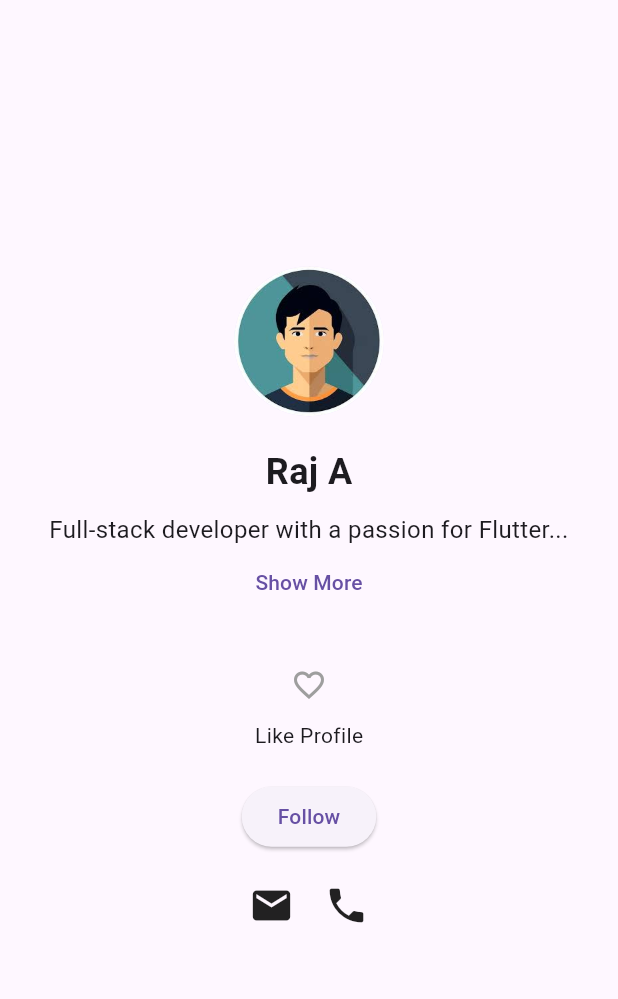
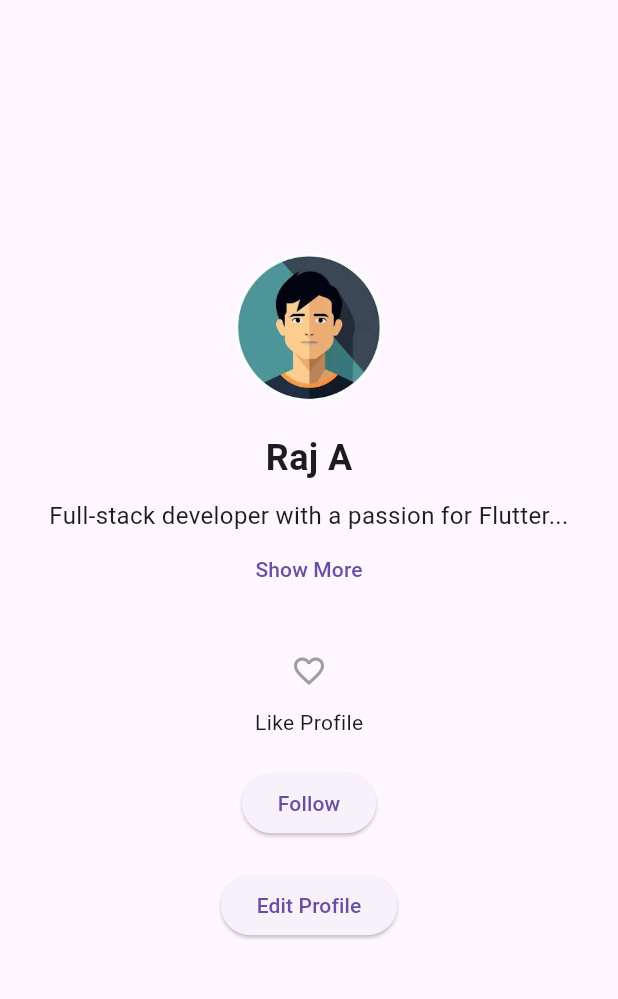
Before and after one commit to ashwinsk24/flutter101_rset, a Flutter app: the screen it shows after launch, on a phone screen of 412 x 824 dp, the part 63-1062 px from its top. Run offline on Flutter 3.47's test engine with Material 3 defaults, Android fonts, the phone set to English and light mode, and no system bars.

```diff
--- a/lib/main.dart
+++ b/lib/main.dart
@@ -1,6 +1,8 @@
-import 'package:app2/follow_provider.dart';
 import 'package:flutter/material.dart';
 import 'package:provider/provider.dart';
+import 'follow_provider.dart';
+import 'package:app2/screens/profile_page.dart';
+import 'screens/edit_profile_page.dart';
 
 void main() {
   runApp(
@@ -18,123 +20,157 @@ class ProfilePageApp extends StatelessWidget {
 
   @override
   Widget build(BuildContext context) {
-    return const MaterialApp(
+    return MaterialApp(
       title: 'Profile Page',
-      home: ProfilePage(),
+      initialRoute: '/',
+      routes: {
+        '/': (context) => const ProfilePage(),
+        '/editProfile': (context) => const EditProfilePage(),
+      },
     );
   }
 }
 
-class ProfilePage extends StatefulWidget {
-  const ProfilePage({super.key});
 
-  @override
-  State<ProfilePage> createState() => _ProfilePageState();
-}
 
-class _ProfilePageState extends State<ProfilePage> {
-  bool isLiked = false;
-  bool showFullBio = false;
 
-  void toggleBio() {
-    setState(() {
-      showFullBio = !showFullBio;
-    });
-  }
+// import 'package:app2/follow_provider.dart';
+// import 'package:flutter/material.dart';
+// import 'package:provider/provider.dart';
 
-  void toggleLike() {
-    setState(() {
-      isLiked = !isLiked;
-    });
-  }
+// void main() {
+//   runApp(
+//     MultiProvider(
+//       providers: [
+//         ChangeNotifierProvider(create: (_) => FollowProvider()),
+//       ],
+//       child: const ProfilePageApp(),
+//     ),
+//   );
+// }
 
-  @override
-  Widget build(BuildContext context) {
-    final followProvider = Provider.of<FollowProvider>(context);
+// class ProfilePageApp extends StatelessWidget {
+//   const ProfilePageApp({super.key});
 
-    return Scaffold(
-      appBar: AppBar(
-        title: const Text('Profile Page'),
-      ),
-      body: Center(
-        child: Column(
-          mainAxisAlignment: MainAxisAlignment.center,
-          children: [
-            // Profile Image
-            const CircleAvatar(
-              radius: 50,
-              backgroundImage: AssetImage('assets/profile_pic.jpg'),
-            ),
+//   @override
+//   Widget build(BuildContext context) {
+//     return const MaterialApp(
+//       title: 'Profile Page',
+//       home: ProfilePage(),
+//     );
+//   }
+// }
 
-            const SizedBox(height: 20),
+// class ProfilePage extends StatefulWidget {
+//   const ProfilePage({super.key});
 
-            // const CircleAvatar(
-            //   radius: 50,
-            //   backgroundImage: AssetImage('assets/profile_pic2.png'),
-            // ),
+//   @override
+//   State<ProfilePage> createState() => _ProfilePageState();
+// }
 
-            // const SizedBox(height: 20),
+// class _ProfilePageState extends State<ProfilePage> {
+//   bool isLiked = false;
+//   bool showFullBio = false;
 
-            // Name
-            const Text(
-              'Raj A',
-              style: TextStyle(fontSize: 24, fontWeight: FontWeight.bold),
-            ),
-            const SizedBox(height: 10),
+//   void toggleBio() {
+//     setState(() {
+//       showFullBio = !showFullBio;
+//     });
+//   }
 
-            // Bio with toggle button
-            Padding(
-              padding: const EdgeInsets.symmetric(horizontal: 20.0),
-              child: Column(
-                children: [
-                  Text(
-                    showFullBio
-                        ? 'Full-stack developer with a passion for creating mobile and web applications. I love working with Flutter, and I have over 5 years of experience in development.'
-                        : 'Full-stack developer with a passion for Flutter...',
-                    textAlign: TextAlign.center,
-                    style: const TextStyle(fontSize: 16),
-                  ),
-                  TextButton(
-                    onPressed: toggleBio,
-                    child: Text(showFullBio ? 'Show Less' : 'Show More'),
-                  ),
-                ],
-              ),
-            ),
+//   void toggleLike() {
+//     setState(() {
+//       isLiked = !isLiked;
+//     });
+//   }
 
-            const SizedBox(height: 20),
+//   @override
+//   Widget build(BuildContext context) {
+//     final followProvider = Provider.of<FollowProvider>(context);
 
-            IconButton(
-              onPressed: toggleLike,
-              icon: Icon(
-                isLiked ? Icons.favorite : Icons.favorite_border,
-                color: isLiked ? Colors.red : Colors.grey,
-              ),
-            ),
+//     return Scaffold(
+//       appBar: AppBar(
+//         title: const Text('Profile Page'),
+//       ),
+//       body: Center(
+//         child: Column(
+//           mainAxisAlignment: MainAxisAlignment.center,
+//           children: [
+//             // Profile Image
+//             const CircleAvatar(
+//               radius: 50,
+//               backgroundImage: AssetImage('assets/profile_pic.jpg'),
+//             ),
 
-            const Text('Like Profile'),
+//             const SizedBox(height: 20),
 
-            const SizedBox(height: 20),
+//             // const CircleAvatar(
+//             //   radius: 50,
+//             //   backgroundImage: AssetImage('assets/profile_pic2.png'),
+//             // ),
 
-            ElevatedButton(
-              onPressed: followProvider.toggleFollow,
-              child: Text(followProvider.isFollowing ? 'Unfollow' : 'Follow'),
-            ),
+//             // const SizedBox(height: 20),
 
-            const SizedBox(height: 20),
+//             // Name
+//             const Text(
+//               'Raj A',
+//               style: TextStyle(fontSize: 24, fontWeight: FontWeight.bold),
+//             ),
+//             const SizedBox(height: 10),
 
-            // Contact Icons
-            const Row(
-              mainAxisAlignment: MainAxisAlignment.center,
-              children: [
-                Icon(Icons.email, size: 30),
-                SizedBox(width: 20),
-                Icon(Icons.phone, size: 30),
-              ],
-            )
-          ],
-        ),
-      ),
-    );
-  }
-}
+//             // Bio with toggle button
+//             Padding(
+//               padding: const EdgeInsets.symmetric(horizontal: 20.0),
+//               child: Column(
+//                 children: [
+//                   Text(
+//                     showFullBio
+//                         ? 'Full-stack developer with a passion for creating mobile and web applications. I love working with Flutter, and I have over 5 years of experience in development.'
+//                         : 'Full-stack developer with a passion for Flutter...',
+//                     textAlign: TextAlign.center,
+//                     style: const TextStyle(fontSize: 16),
+//                   ),
+//                   TextButton(
+//                     onPressed: toggleBio,
+//                     child: Text(showFullBio ? 'Show Less' : 'Show More'),
+//                   ),
+//                 ],
+//               ),
+//             ),
+
+//             const SizedBox(height: 20),
+
+//             IconButton(
+//               onPressed: toggleLike,
+//               icon: Icon(
+//                 isLiked ? Icons.favorite : Icons.favorite_border,
+//                 color: isLiked ? Colors.red : Colors.grey,
+//               ),
+//             ),
+
+//             const Text('Like Profile'),
+
+//             const SizedBox(height: 20),
+
+//             ElevatedButton(
+//               onPressed: followProvider.toggleFollow,
+//               child: Text(followProvider.isFollowing ? 'Unfollow' : 'Follow'),
+//             ),
+
+//             const SizedBox(height: 20),
+
+//             // Contact Icons
+//             const Row(
+//               mainAxisAlignment: MainAxisAlignment.center,
+//               children: [
+//                 Icon(Icons.email, size: 30),
+//                 SizedBox(width: 20),
+//                 Icon(Icons.phone, size: 30),
+//               ],
+//             )
+//           ],
+//         ),
+//       ),
+//     );
+//   }
+// }
--- /dev/null
+++ b/lib/screens/edit_profile_page.dart
@@ -0,0 +1,32 @@
+import 'package:flutter/material.dart';
+
+class EditProfilePage extends StatelessWidget {
+  const EditProfilePage({super.key});
+
+  @override
+  Widget build(BuildContext context) {
+    return Scaffold(
+      appBar: AppBar(
+        title: const Text('Edit Profile Page'),
+      ),
+      body: Center(
+        child: Column(
+          mainAxisAlignment: MainAxisAlignment.center,
+          children: [
+            const Text(
+              'Edit your profile here...',
+              style: TextStyle(fontSize: 20),
+            ),
+            const SizedBox(height: 20),
+            ElevatedButton(
+              onPressed: () {
+                Navigator.pop(context);
+              },
+              child: const Text('Save and Go Back'),
+            ),
+          ],
+        ),
+      ),
+    );
+  }
+}
--- /dev/null
+++ b/lib/screens/profile_page.dart
@@ -0,0 +1,95 @@
+import 'package:flutter/material.dart';
+import 'package:provider/provider.dart';
+import '../follow_provider.dart';
+
+class ProfilePage extends StatefulWidget {
+  const ProfilePage({super.key});
+
+  @override
+  State<ProfilePage> createState() => _ProfilePageState();
+}
+
+class _ProfilePageState extends State<ProfilePage> {
+  bool isLiked = false;
+  bool showFullBio = false;
+
+  void toggleBio() {
+    setState(() {
+      showFullBio = !showFullBio;
+    });
+  }
+
+  void toggleLike() {
+    setState(() {
+      isLiked = !isLiked;
+    });
+  }
+
+  @override
+  Widget build(BuildContext context) {
+    final followProvider = Provider.of<FollowProvider>(context);
+
+    return Scaffold(
+      appBar: AppBar(
+        title: const Text('Profile Page'),
+      ),
+      body: Center(
+        child: Column(
+          mainAxisAlignment: MainAxisAlignment.center,
+          children: [
+            const CircleAvatar(
+              radius: 50,
+              backgroundImage: AssetImage('assets/profile_pic.jpg'),
+            ),
+            const SizedBox(height: 20),
+            const Text(
+              'Raj A',
+              style: TextStyle(fontSize: 24, fontWeight: FontWeight.bold),
+            ),
+            const SizedBox(height: 10),
+            Padding(
+              padding: const EdgeInsets.symmetric(horizontal: 20.0),
+              child: Column(
+                children: [
+                  Text(
+                    showFullBio
+                        ? 'Full-stack developer with a passion for creating mobile and web applications...'
+                        : 'Full-stack developer with a passion for Flutter...',
+                    textAlign: TextAlign.center,
+                    style: const TextStyle(fontSize: 16),
+                  ),
+                  TextButton(
+                    onPressed: toggleBio,
+                    child: Text(showFullBio ? 'Show Less' : 'Show More'),
+                  ),
+                ],
+              ),
+            ),
+            const SizedBox(height: 20),
+            IconButton(
+              onPressed: toggleLike,
+              icon: Icon(
+                isLiked ? Icons.favorite : Icons.favorite_border,
+                color: isLiked ? Colors.red : Colors.grey,
+              ),
+            ),
+            const Text('Like Profile'),
+            const SizedBox(height: 20),
+            ElevatedButton(
+              onPressed: followProvider.toggleFollow,
+              child: Text(followProvider.isFollowing ? 'Unfollow' : 'Follow'),
+            ),
+            const SizedBox(height: 20),
+            // Navigation Button to Edit Profile Page
+            ElevatedButton(
+              onPressed: () {
+                Navigator.pushNamed(context, '/editProfile');
+              },
+              child: const Text('Edit Profile'),
+            ),
+          ],
+        ),
+      ),
+    );
+  }
+}
```
